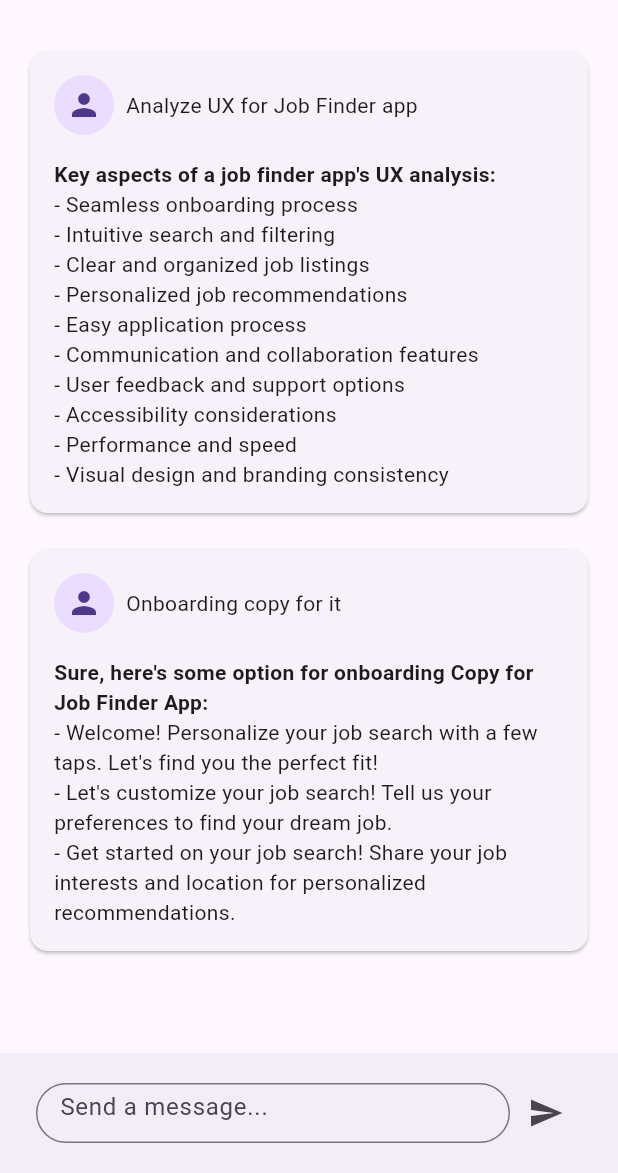
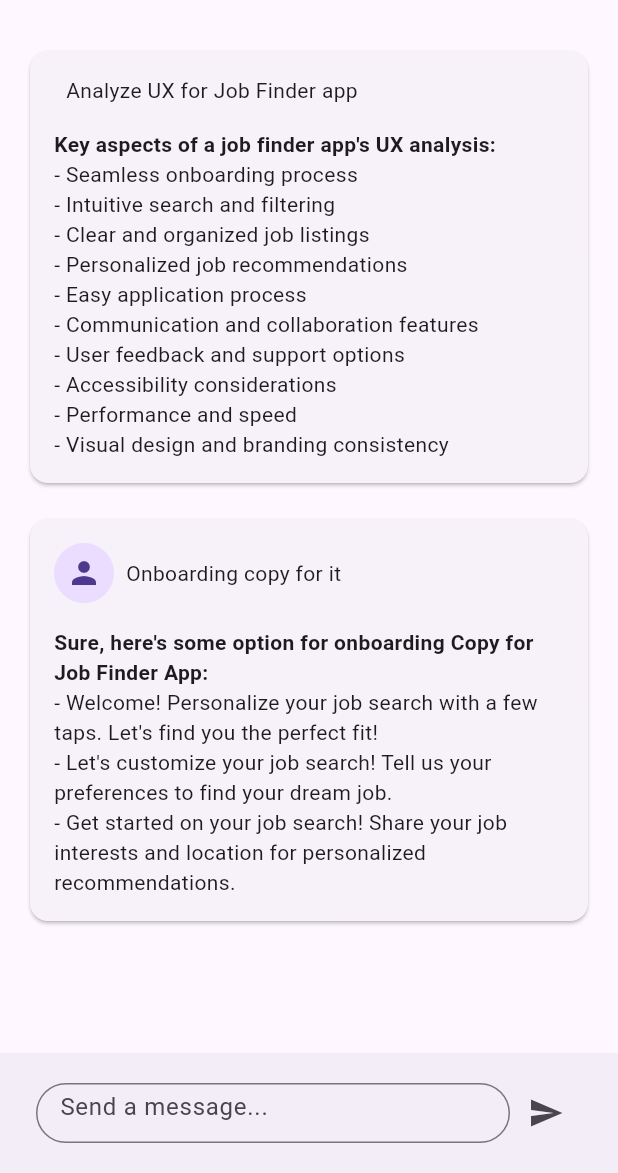
Before and after one commit to NeshJesse/saka, a Flutter app: the NewScreen screen opened directly, on a phone screen of 412 x 824 dp, the part 63-1236 px from its top. Run offline on Flutter 3.47's test engine with Material 3 defaults, Android fonts, the light colour scheme and no system bars.

Commit message:
Just altered the text spacing of some content to solve the overflow errors

```diff
--- a/lib/main.dart
+++ b/lib/main.dart
@@ -4,6 +4,7 @@ import 'splash.dart';
 import 'screens/image.dart';
 import 'screens/apps.dart';
 import 'screens/account.dart';
+import 'screens/home.dart';
 
 void main() {
   runApp(MyApp());
@@ -27,6 +28,7 @@ class MyApp extends StatelessWidget {
         '/chat': (context) => ChatScreen(),
         '/image': (context) => SearchScreen(),
         '/account': (context) => AccountScreen(),
+        '/newchat': (context) => NewScreen(),
       },
     );
   }
--- a/lib/screens/home.dart
+++ b/lib/screens/home.dart
@@ -10,7 +10,7 @@ class NewScreen extends StatelessWidget {
           icon: Icon(Icons.arrow_back),
           onPressed: () {
             // Handle back button
-            Navigator.pushNamed(context, '/apps');
+            Navigator.pushNamed(context, '/home');
           },
         ),
         actions: [
@@ -36,9 +36,6 @@ class NewScreen extends StatelessWidget {
                     children: [
                       Row(
                         children: [
-                          CircleAvatar(
-                            child: Icon(Icons.person),
-                          ),
                           SizedBox(width: 8.0),
                           Text('Analyze UX for Job Finder app'),
                         ],
```
